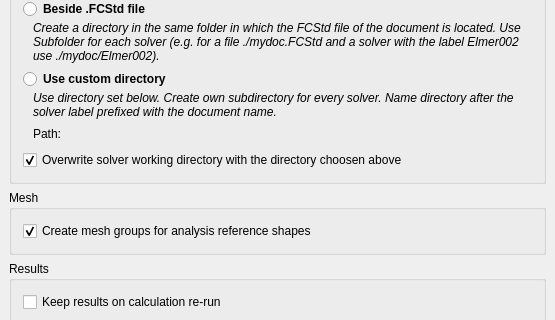
First picture: the form in src/Mod/Fem/Gui/DlgSettingsFemGeneral.ui, repository berndhahnebach/All_FreeCAD, before the edit; both pictures show x 0 to 555 and y 97 to 417 of the 555 by 662 pixel window.
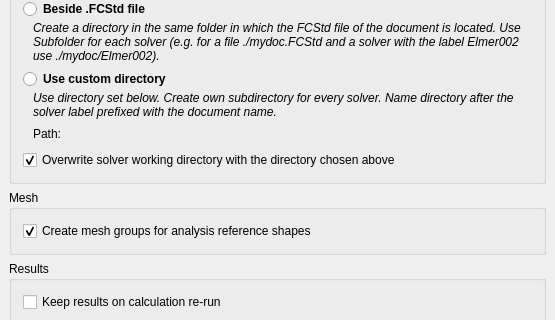
Second picture: the form after the edit. Custom widgets are drawn as their Qt base class.

Commit message: FEM: typos

The edit to the form file:
```diff
--- a/src/Mod/Fem/Gui/DlgSettingsFemGeneral.ui
+++ b/src/Mod/Fem/Gui/DlgSettingsFemGeneral.ui
@@ -244,7 +244,7 @@
              <enum>Qt::LeftToRight</enum>
             </property>
             <property name="text">
-             <string>Overwrite solver working directory with the directory choosen above</string>
+             <string>Overwrite solver working directory with the directory chosen above</string>
             </property>
             <property name="checked">
              <bool>true</bool>
```
The commit also changes 2 other files.
